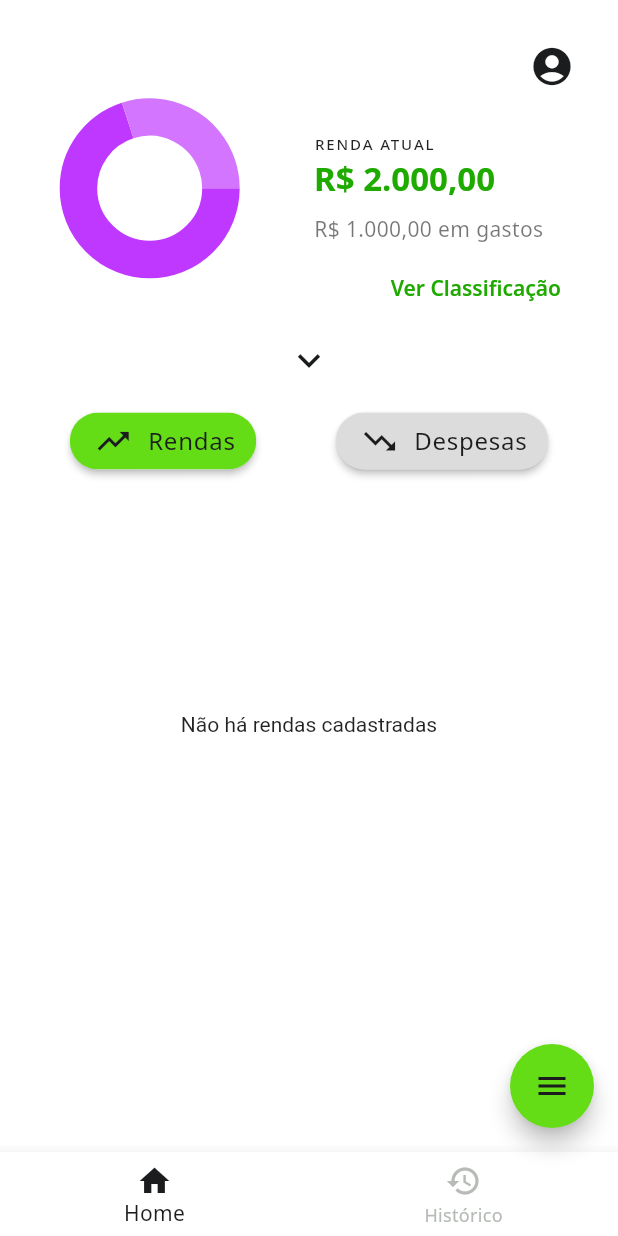
After one commit to hakkinenT/projeto-controle-financeiro, a Flutter app: the HomePage screen opened directly, on a phone screen of 412 x 824 dp. The commit adds this screen. Run offline on Flutter 3.47's test engine with Material 2 defaults, Android fonts, the light colour scheme and no system bars; drawn by our look-alikes of fl_chart; our stand-ins replace bloc, cloud_firestore, equatable, firebase_auth, firebase_core, flutter_bloc and 6 more; accounts and stored records are empty.

Commit message:
ajustes no fab button concluidos

```diff
--- a/lib/business_logic/cubit/app_interaction_state.dart
+++ b/lib/business_logic/cubit/app_interaction_state.dart
@@ -7,7 +7,9 @@
       this.isIncomeFilterSelected = true,
       this.isExpenseFilterSelected = false,
       this.pageFilterChanged = 0,
-      this.isPageScroll = true});
+      this.isPageScroll = true,
+      this.isFabMenuOpen = false,
+      this.isPageClosed = false});
 
   final bool showInformationPanel;
   final bool isTypeButton;
@@ -15,6 +17,8 @@
   final bool isExpenseFilterSelected;
   final int pageFilterChanged;
   final bool isPageScroll;
+  final bool isFabMenuOpen;
+  final bool isPageClosed;
 
   AppInteractionState copyWith(
       {bool? showInformationPanel,
@@ -22,7 +26,9 @@
       bool? isIncomeFilterSelected,
       bool? isExpenseFilterSelected,
       int? pageFilterChanged,
-      bool? isPageScroll}) {
+      bool? isPageScroll,
+      bool? isFabMenuOpen,
+      bool? isPageClosed}) {
     return AppInteractionState(
         showInformationPanel: showInformationPanel ?? this.showInformationPanel,
         isTypeButton: isTypeButton ?? this.isTypeButton,
@@ -31,7 +37,9 @@
         isExpenseFilterSelected:
             isExpenseFilterSelected ?? this.isExpenseFilterSelected,
         pageFilterChanged: pageFilterChanged ?? this.pageFilterChanged,
-        isPageScroll: isPageScroll ?? this.isPageScroll);
+        isPageScroll: isPageScroll ?? this.isPageScroll,
+        isFabMenuOpen: isFabMenuOpen ?? this.isFabMenuOpen,
+        isPageClosed: isPageClosed ?? this.isPageClosed);
   }
 
   @override
@@ -41,6 +49,8 @@
         isExpenseFilterSelected,
         isIncomeFilterSelected,
         pageFilterChanged,
-        isPageScroll
+        isPageScroll,
+        isFabMenuOpen,
+        isPageClosed
       ];
 }
--- a/lib/presentation/screens/expense_page/expense_page.dart
+++ b/lib/presentation/screens/expense_page/expense_page.dart
@@ -74,7 +74,8 @@
         title: Text(_appBarTitle),
         leading: IconButton(
             onPressed: () {
-              Navigator.pop(context);
+              context.read<AppInteractionCubit>().pageClosed();
+              Navigator.of(context).pop();
             },
             icon: const Icon(Icons.close)),
         actions: _isEditPage
--- a/lib/presentation/screens/home_page/home_page.dart
+++ b/lib/presentation/screens/home_page/home_page.dart
@@ -1,11 +1,9 @@
 import 'package:flutter/material.dart';
+import 'package:flutter/rendering.dart';
 import 'package:flutter_bloc/flutter_bloc.dart';
-import 'package:projeto_controle_financeiro/dependency_injection/dependency_injection.dart';
 
 import '../../../business_logic/business_logic.dart';
-
 import '../../widgets/widgets.dart';
-import '../../../utils/utils.dart';
 
 class HomePage extends StatefulWidget {
   const HomePage({Key? key}) : super(key: key);
@@ -20,14 +18,25 @@
   @override
   void initState() {
     scrollController = ScrollController();
+    scrollController.addListener(listen);
     super.initState();
   }
 
   @override
   void dispose() {
+    scrollController.removeListener(listen);
     scrollController.dispose();
 
     super.dispose();
+  }
+
+  void listen() {
+    final direction = scrollController.position.userScrollDirection;
+    if (direction == ScrollDirection.forward) {
+      context.read<AppInteractionCubit>().showWidgetOnScroll();
+    } else if (direction == ScrollDirection.reverse) {
+      context.read<AppInteractionCubit>().hideWidgetOnScroll();
+    }
   }
 
   @override
@@ -60,31 +69,49 @@
             ),
           ),
         ),
-        floatingActionButton:
-            ExpandableFab(scrollController: scrollController, children: [
-          ActionButton(
-            heroTag: 'fBtnExpense',
-            icon: const Icon(Icons.trending_down),
-            onPressed: () {
-              Navigator.pushNamed(context, kRegisterExpensesPath);
-            },
-          ),
-          ActionButton(
-            heroTag: 'fBtnIncome',
-            icon: const Icon(Icons.trending_up),
-            onPressed: () {
-              Navigator.pushNamed(context, kRegisterIncomePath);
-            },
-          ),
-        ]),
-        bottomNavigationBar: ScrollToHideWidget(
-          controller: scrollController,
-          child: BottomNavigationBar(currentIndex: 0, items: const [
+        floatingActionButton: const _HideFabButton(),
+        bottomNavigationBar: const _HideBottonNavigatorBar());
+  }
+}
+
+class _HideFabButton extends StatelessWidget {
+  const _HideFabButton({Key? key}) : super(key: key);
+
+  @override
+  Widget build(BuildContext context) {
+    return BlocBuilder<AppInteractionCubit, AppInteractionState>(
+        builder: (context, state) {
+      if (state.isPageScroll) {
+        return const FabMenuButton();
+      } else {
+        return const SizedBox();
+      }
+    });
+  }
+}
+
+class _HideBottonNavigatorBar extends StatelessWidget {
+  final Duration duration;
+  const _HideBottonNavigatorBar(
+      {Key? key, this.duration = const Duration(milliseconds: 200)})
+      : super(key: key);
+
+  @override
+  Widget build(BuildContext context) {
+    return BlocBuilder<AppInteractionCubit, AppInteractionState>(
+        builder: (context, state) {
+      return AnimatedContainer(
+        duration: duration,
+        height: state.isPageScroll ? kBottomNavigationBarHeight : 0,
+        child: Wrap(children: [
+          BottomNavigationBar(currentIndex: 0, items: const [
             BottomNavigationBarItem(icon: Icon(Icons.home), label: 'Home'),
             BottomNavigationBarItem(
                 icon: Icon(Icons.history), label: 'Histórico')
-          ]),
-        ));
+          ])
+        ]),
+      );
+    });
   }
 }
 
--- /dev/null
+++ b/lib/presentation/widgets/expandable_fab/fab_menu_button.dart
@@ -0,0 +1,81 @@
+import 'package:flutter/material.dart';
+import 'package:flutter_bloc/flutter_bloc.dart';
+import 'package:projeto_controle_financeiro/business_logic/business_logic.dart';
+
+import '../widgets.dart';
+import '../../../themes/themes.dart';
+import '../../../utils/utils.dart';
+
+class FabMenuButton extends StatefulWidget {
+  const FabMenuButton({Key? key}) : super(key: key);
+
+  @override
+  State<FabMenuButton> createState() => _FabMenuButtonState();
+}
+
+class _FabMenuButtonState extends State<FabMenuButton>
+    with SingleTickerProviderStateMixin {
+  late AnimationController animation;
+  final menuIsOpen = ValueNotifier<bool>(false);
+
+  @override
+  void initState() {
+    super.initState();
+    animation = AnimationController(
+        vsync: this, duration: const Duration(milliseconds: 200));
+  }
+
+  @override
+  void didChangeDependencies() {
+    super.didChangeDependencies();
+  }
+
+  @override
+  void dispose() {
+    animation.dispose();
+    super.dispose();
+  }
+
+  toggleMenu(BuildContext context) {
+    final appInteractionCubit = context.read<AppInteractionCubit>();
+    final state = appInteractionCubit.state;
+    state.isFabMenuOpen ? animation.reverse() : animation.forward();
+    appInteractionCubit.toggleFabMenu();
+  }
+
+  @override
+  Widget build(BuildContext context) {
+    return Flow(
+        clipBehavior: Clip.none,
+        delegate: FabVerticalDelegate(
+          animation: animation,
+        ),
+        children: [
+          //É O BOTÃO QUE SEMPRE SERÁ MOSTRADO
+          FloatingActionButton(
+            heroTag: 'btnMenu',
+            child: AnimatedIcon(
+              icon: AnimatedIcons.menu_close,
+              progress: animation,
+            ),
+            onPressed: () => toggleMenu(context),
+          ),
+          FloatingActionButton(
+            backgroundColor: AppColors.primaryLightColor,
+            heroTag: 'btnExpense',
+            child: const Icon(Icons.trending_down),
+            onPressed: () {
+              Navigator.pushNamed(context, kRegisterExpensesPath);
+            },
+          ),
+          FloatingActionButton(
+            backgroundColor: AppColors.primaryLightColor,
+            heroTag: 'btnIncome',
+            onPressed: () {
+              Navigator.pushNamed(context, kRegisterIncomePath);
+            },
+            child: const Icon(Icons.trending_up),
+          ),
+        ]);
+  }
+}
--- a/lib/presentation/widgets/widgets.dart
+++ b/lib/presentation/widgets/widgets.dart
@@ -16,8 +16,7 @@
 export 'info_panel/info_panel.dart';
 export 'lists_view/expenses_list_view.dart';
 export 'lists_view/income_list_view.dart';
-export 'expandable_fab/action_button.dart';
-export 'expandable_fab/expandable_fab.dart';
-export 'scroll_to_hide_widget/scroll_to_hide_widget.dart';
 export 'animated_expanded_icon_button/animated_expanded_icon_button.dart';
 export 'chips/custom_filter_chip.dart';
+export 'expandable_fab/fab_menu_button.dart';
+export 'expandable_fab/fab_vertical_delegate.dart';
```
Also changed, not shown: lib/business_logic/cubit/app_interaction_cubit.dart (+8 -0 lines), lib/presentation/widgets/expandable_fab/action_button.dart (deleted, +0 -24 lines), lib/presentation/widgets/expandable_fab/expandable_fab.dart (deleted, +0 -112 lines), lib/presentation/widgets/expandable_fab/fab_vertical_delegate.dart (added, +34 -0 lines), lib/presentation/widgets/scroll_to_hide_widget/scroll_to_hide_widget.dart (deleted, +0 -55 lines).
